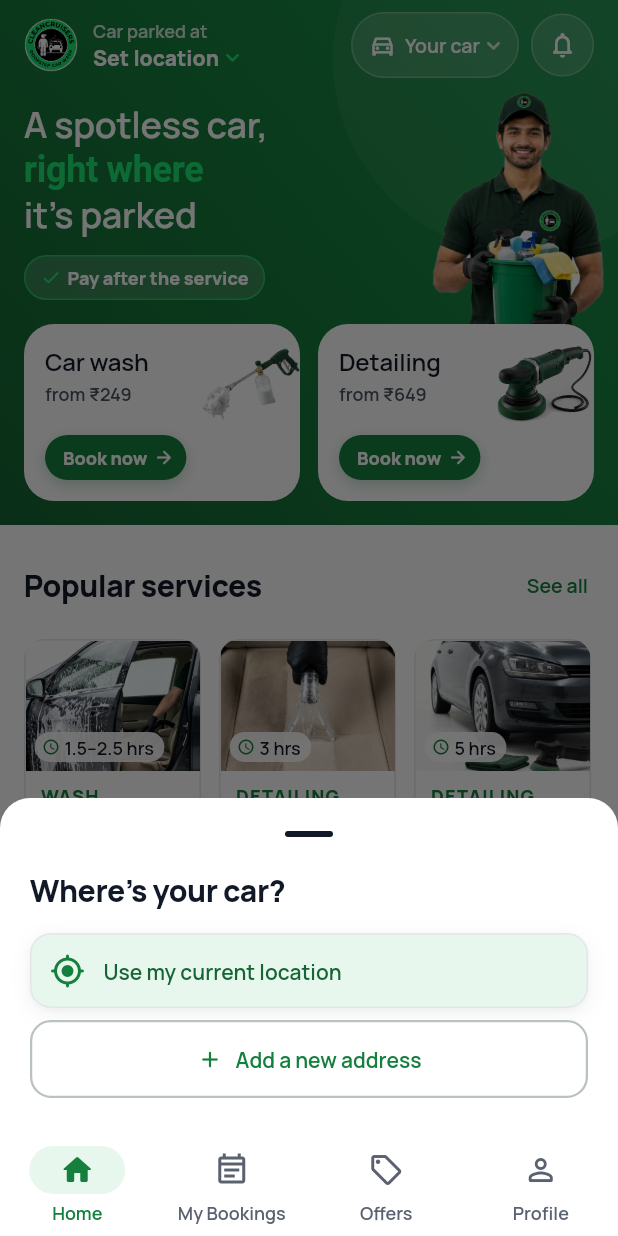
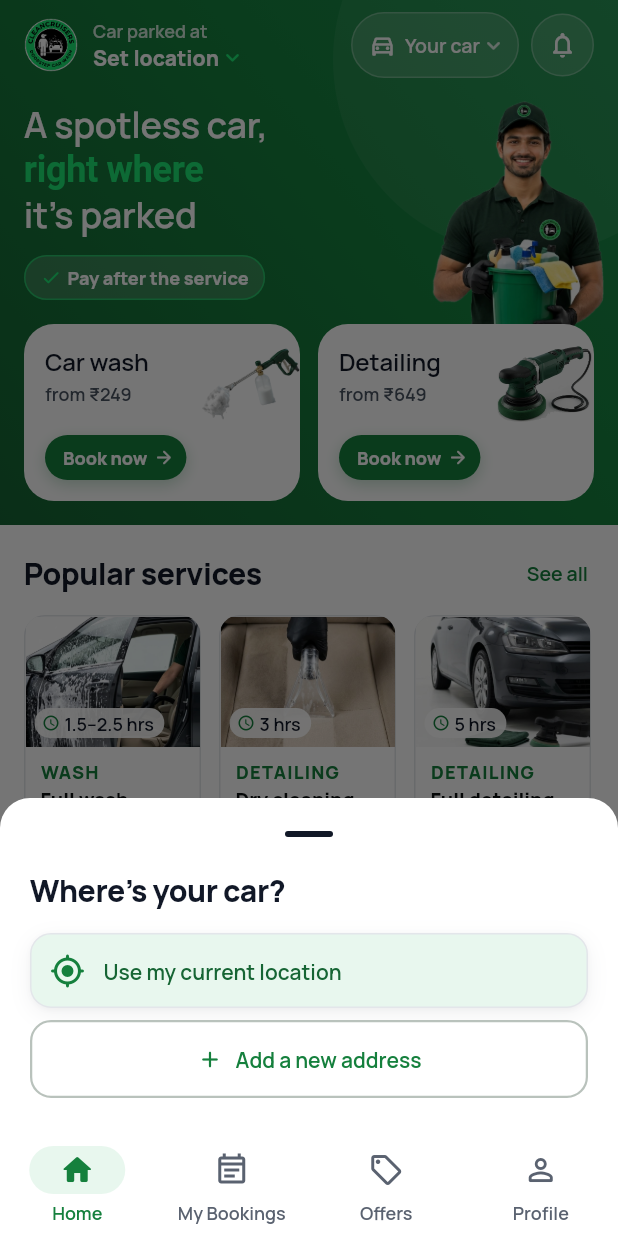
Before and after one commit to adityaray002/CleanCruisers_Flutter_App, a Flutter app: the screen it shows after launch, on a phone screen of 412 x 824 dp. Run offline on Flutter 3.47's test engine with Material 3 defaults, Android fonts, the phone set to English and light mode, and no system bars; our stand-ins replace firebase_auth, firebase_core, flutter_markdown, flutter_riverpod, geolocator, go_router and 2 more; accounts and stored records are empty.

Commit message:
Home: balanced card icons, tighter Popular services heading, expert clear of the bell
The polisher icon is a little smaller so it weighs the same as the foam
cannon. Less space above and below the Popular services heading (the
"See all" button keeps a 40 px tap area). The expert sits a few pixels
lower, away from the bell.

Co-Authored-By: Claude Opus 5.5 <noreply@anthropic.com>

```diff
--- a/lib/screens/home_screen.dart
+++ b/lib/screens/home_screen.dart
@@ -77,7 +77,7 @@ class HomeScreen extends ConsumerWidget {
             padding: const EdgeInsets.only(bottom: AppSpace.xxl),
             children: [
               _Top(hasUpdate: live != null, firstOffer: firstOffer, car: car),
-              const SizedBox(height: AppSpace.lg),
+              const SizedBox(height: AppSpace.md),
               if (live != null)
                 Padding(
                   padding: _section(),
@@ -167,7 +167,7 @@ class _Top extends StatelessWidget {
             // space under the header, so the hero stays short and Popular
             // services fit on the first screen.
             Transform.translate(
-              offset: const Offset(AppSpace.sm, AppSpace.lg),
+              offset: const Offset(AppSpace.sm, 22),
               child: SizedBox(
                 width: 117,
                 height: 148,
@@ -408,6 +408,9 @@ class _ActionCards extends StatelessWidget {
             line: 'Polish, wax, dry clean',
             from: cheapestIn(ServiceCategory.detailing),
             image: 'assets/images/icon3d_polish.png',
+            // The polisher is compact and heavy; a bit smaller it weighs
+            // the same as the long, thin foam cannon.
+            iconHeight: 46,
             onTap: () => context.go('/services?cat=detailing'),
           ),
         ),
@@ -420,12 +423,14 @@ class _ActionCard extends StatelessWidget {
   final String title, line, image;
   final int from;
   final VoidCallback onTap;
+  final double iconHeight;
   const _ActionCard({
     required this.title,
     required this.line,
     required this.from,
     required this.image,
     required this.onTap,
+    this.iconHeight = 52,
   });
 
   @override
@@ -474,7 +479,7 @@ class _ActionCard extends StatelessWidget {
                                 alignment: Alignment.centerLeft,
                                 maxWidth: 66,
                                 child: Image.asset(image,
-                                    height: 52,
+                                    height: iconHeight,
                                     width: 66,
                                     fit: BoxFit.contain,
                                     cacheHeight: 156,
@@ -646,12 +651,13 @@ class _PopularServices extends StatelessWidget {
             foregroundColor: AppColors.primary,
             textStyle: AppText.smallStrong,
             minimumSize: const Size(0, 40),
+            tapTargetSize: MaterialTapTargetSize.shrinkWrap,
             padding: const EdgeInsets.symmetric(horizontal: AppSpace.xs),
           ),
           child: const Text('See all'),
         ),
       ]),
-      const SizedBox(height: AppSpace.md),
+      const SizedBox(height: AppSpace.sm),
       LayoutBuilder(builder: (context, c) {
         const gap = AppSpace.md;
         final w = ((c.maxWidth - 2 * gap) / 3).floorToDouble();
```
